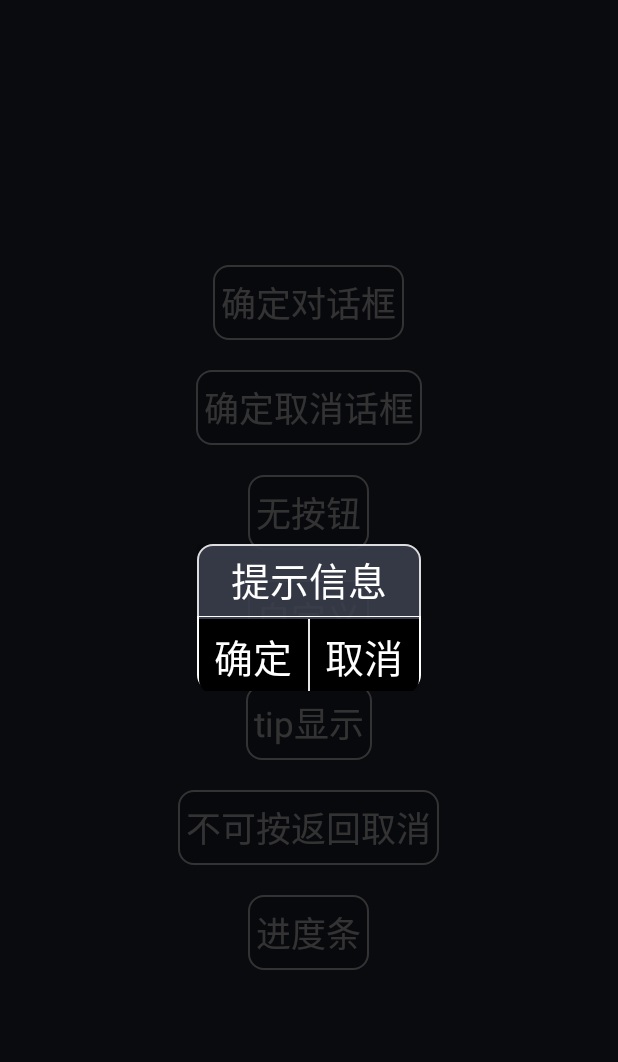
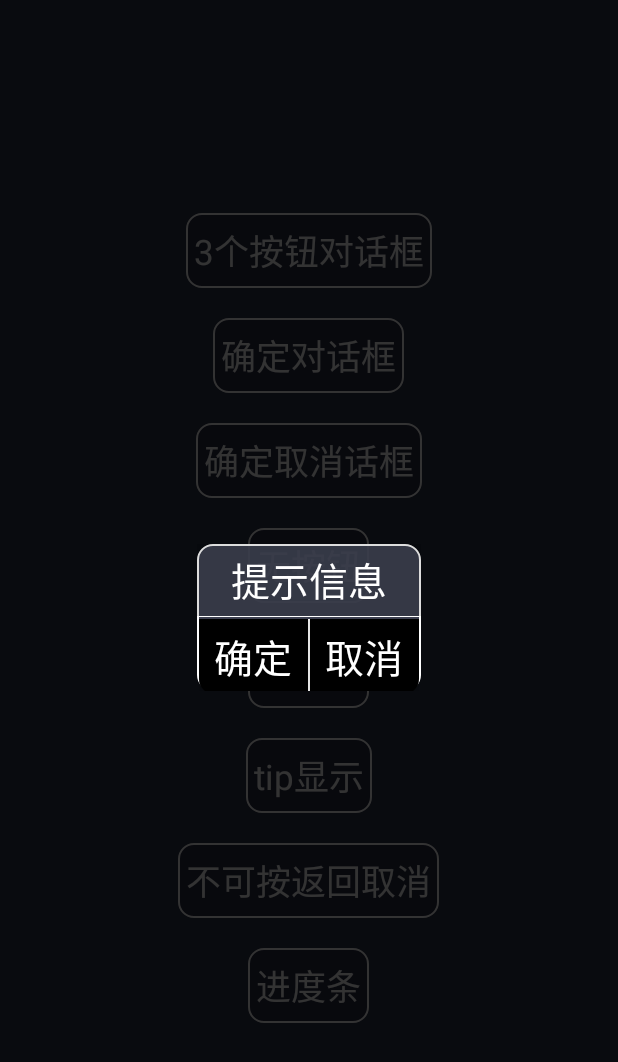
Before and after one commit to sundahao/custom-tv, an Android app: the screen it shows after launch (MainActivity), after a tap on "确定取消话框", on a phone screen of 412 x 824 dp. Shown: the top 1062 px of the screen. Run offline under Robolectric (Android 15) with nearby library versions, the phone set to English and light mode, and no system bars.

Commit message:
[IMP]第三个按钮

```diff
--- a/lib/src/main/java/com/qgd/commons/tv/widget/TvDialog.java
+++ b/lib/src/main/java/com/qgd/commons/tv/widget/TvDialog.java
@@ -61,7 +61,11 @@ public class TvDialog extends Dialog implements DialogInterface {
     private Button mButton1;
 
     private Button mButton2;
+
+    private Button mButton3;
+
     private View mMiddleLineView;
+    private View mMiddleLineView1;
 
     private int mDuration = -1;
 
@@ -269,7 +273,10 @@ public class TvDialog extends Dialog implements DialogInterface {
         mDivider = mDialogView.findViewById(R.id.titleDivider);
         mButton1 = (Button) mDialogView.findViewById(R.id.button1);
         mButton2 = (Button) mDialogView.findViewById(R.id.button2);
+        mButton3 = (Button) mDialogView.findViewById(R.id.button3);
+
         mMiddleLineView = mDialogView.findViewById(R.id.middleLineView);
+        mMiddleLineView1 = mDialogView.findViewById(R.id.middleLineView1);
 
 
         setContentView(mDialogView);
@@ -407,6 +414,8 @@ public class TvDialog extends Dialog implements DialogInterface {
     public TvDialog withButtonDrawable(int resid) {
         mButton1.setBackgroundResource(resid);
         mButton2.setBackgroundResource(resid);
+        mButton3.setBackgroundResource(resid);
+
         return this;
     }
 
@@ -435,11 +444,24 @@ public class TvDialog extends Dialog implements DialogInterface {
             mButton1.setBackgroundResource(R.drawable.btn_selector_bottom);
             mMiddleLineView.setVisibility(View.GONE);
         }
+        if(mButton2.getVisibility() == View.VISIBLE&&mButton3.getVisibility()==View.VISIBLE){
+            mMiddleLineView1.setVisibility(View.VISIBLE);
+            mButton2.setBackgroundResource(R.drawable.btn_selector_middle);
+            mButton3.setBackgroundResource(R.drawable.btn_selector_right);
+
+        }
     }
 
     public TvDialog withButton2Text(CharSequence text) {
         mButton2.setVisibility(View.VISIBLE);
         mButton2.setText(text);
+
+        return this;
+    }
+
+    public TvDialog withButton3Text(CharSequence text) {
+        mButton3.setVisibility(View.VISIBLE);
+        mButton3.setText(text);
 
         return this;
     }
@@ -476,6 +498,10 @@ public class TvDialog extends Dialog implements DialogInterface {
 
     public TvDialog setButton2Click(View.OnClickListener click) {
         mButton2.setOnClickListener(click);
+        return this;
+    }
+    public TvDialog setButton3Click(View.OnClickListener click) {
+        mButton3.setOnClickListener(click);
         return this;
     }
 
@@ -549,6 +575,8 @@ public class TvDialog extends Dialog implements DialogInterface {
         }
         mButton1.setVisibility(View.GONE);
         mButton2.setVisibility(View.GONE);
+        mButton3.setVisibility(View.GONE);
+
     }
 
 
--- /dev/null
+++ b/lib/src/main/res/drawable/btn_press_middle.xml
@@ -0,0 +1,8 @@
+<?xml version="1.0" encoding="utf-8"?>
+
+<shape xmlns:android="http://schemas.android.com/apk/res/android">
+
+
+    <stroke android:width="1dp" android:color="@color/white"/>
+    <solid android:color="@color/btn_press_color"/>
+</shape>
--- /dev/null
+++ b/lib/src/main/res/drawable/btn_selector_middle.xml
@@ -0,0 +1,9 @@
+<?xml version="1.0" encoding="utf-8"?>
+
+<selector xmlns:android="http://schemas.android.com/apk/res/android">
+
+    <item android:drawable="@drawable/btn_press_middle" android:state_focused="true"/> <!-- focused -->
+    <item android:drawable="@drawable/btn_press_middle" android:state_focused="true" android:state_pressed="true"/>
+    <item android:drawable="@drawable/btn_press_middle" android:state_enabled="false"/>
+    <item android:drawable="@drawable/btn_unpress_middle"/>
+</selector>
--- /dev/null
+++ b/lib/src/main/res/drawable/btn_unpress_middle.xml
@@ -0,0 +1,7 @@
+<?xml version="1.0" encoding="utf-8"?>
+
+<shape xmlns:android="http://schemas.android.com/apk/res/android">
+
+
+    <solid android:color="@color/btn_unpress_color"/>
+</shape>
--- a/lib/src/main/res/layout/dialog_layout.xml
+++ b/lib/src/main/res/layout/dialog_layout.xml
@@ -97,6 +97,21 @@
                     style="@style/dialog_btn"
                     android:text="Cancle"
                     android:visibility="gone"/>
+            <View
+                    android:id="@+id/middleLineView1"
+                    android:layout_width="1dp"
+                    android:layout_height="match_parent"
+                    android:layout_gravity="center_horizontal"
+                    android:background="@color/white"
+                    android:visibility="gone"
+            />
+
+            <Button
+
+                    android:id="@+id/button3"
+                    style="@style/dialog_btn"
+                    android:text="Cancle"
+                    android:visibility="gone"/>
         </LinearLayout>
     </LinearLayout>
 </RelativeLayout>
--- a/sample/src/main/java/test/qgd/com/test/MainActivity.java
+++ b/sample/src/main/java/test/qgd/com/test/MainActivity.java
@@ -17,7 +17,7 @@ public class MainActivity extends Activity {
 
         TvDialog tvDialog = TvDialog.createToastDialog(this, "呵呵呵！"); //类似toast
         tvDialog.setSize(500, 100);//可以设置大小
-        tvDialog.show();
+        //tvDialog.show();
         context=this;
 
         setContentView(R.layout.activity_main);
@@ -70,6 +70,18 @@ public class MainActivity extends Activity {
                 dialogBuilder.withButton1Text("确定");
                 dialogBuilder.withButton2Text("取消");
                 break;
+
+            case R.id.dialogThree:
+                dialogBuilder.withButton1Text("确定");
+                dialogBuilder.withButton2Text("取消");
+                dialogBuilder.withButton3Text("多出来");
+                dialogBuilder.setButton3Click(new View.OnClickListener() {
+                    @Override
+                    public void onClick(View view) {
+                        TvDialog.createToastDialog(context, "我是多出来的按钮么").show();
+                    }
+                });
+                break;
             case R.id.dialogNone://无按钮
 
                 break;
--- a/sample/src/main/res/layout/activity_main.xml
+++ b/sample/src/main/res/layout/activity_main.xml
@@ -11,6 +11,22 @@
         android:gravity="center"
         android:orientation="vertical"
 >
+    <view
+            android:padding="5dp"
+
+            android:id="@+id/dialogThree"
+
+            android:onClick="showDialog"
+            class="com.qgd.commons.tv.widget.TvTextView"
+            android:layout_width="wrap_content"
+            android:layout_height="50dp"
+            android:layout_margin="10dp"
+            android:background="@drawable/default_button"
+            android:gravity="center"
+            android:text="3个按钮对话框"
+            android:textSize="23sp"
+            android:textColor="@color/white"/>
+
 
     <view
             android:padding="5dp"
@@ -41,6 +57,9 @@
             android:text="确定取消话框"
             android:textSize="23sp"
             android:textColor="@color/white"/>
+
+
+
 
     <view
             android:padding="5dp"
```
